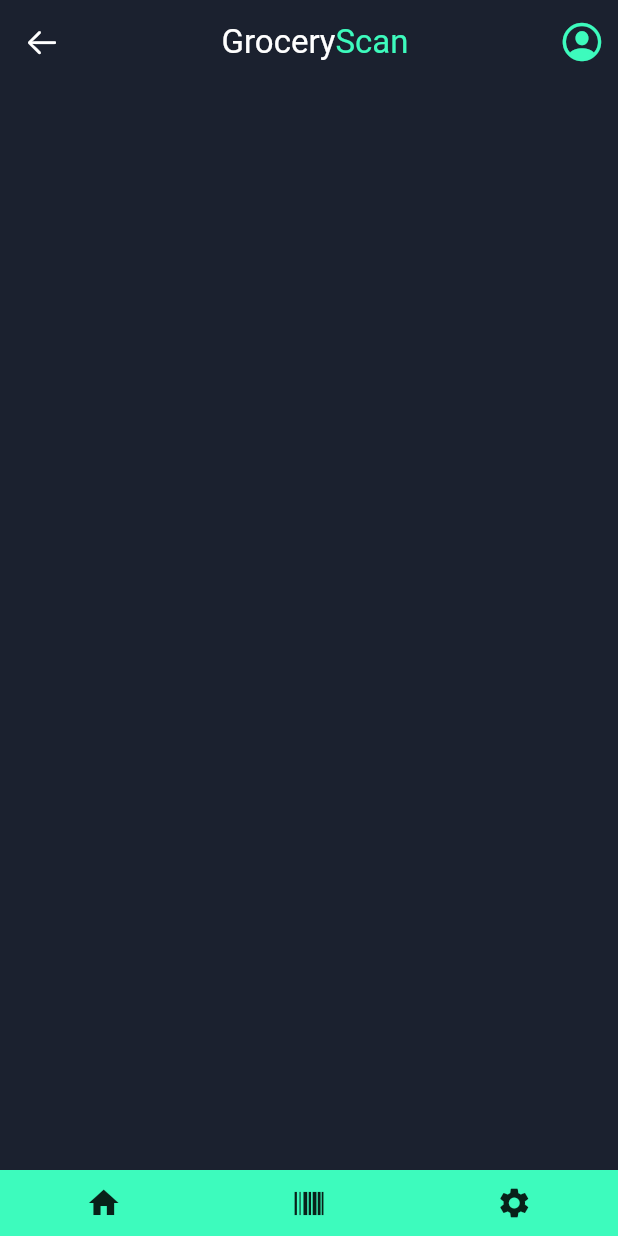
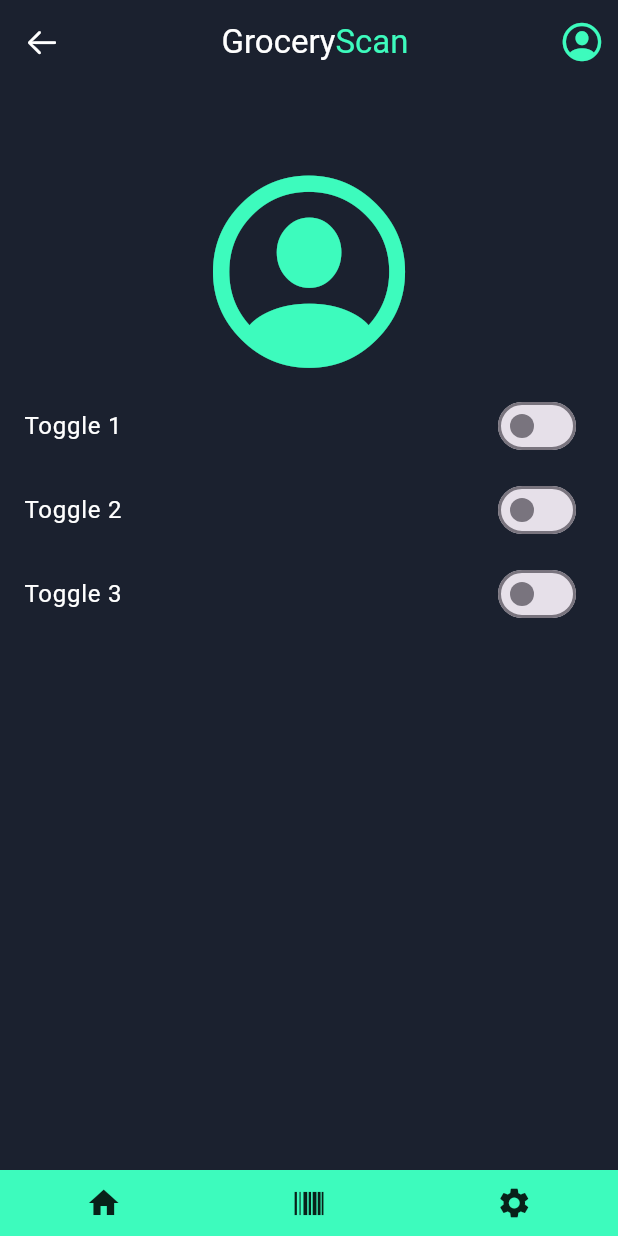
Before and after one commit to Bence749/grocery_app, a Flutter app: the screen it shows after launch, after a tap on an icon or button, on a phone screen of 412 x 824 dp. Run offline on Flutter 3.47's test engine with Material 3 defaults, Android fonts, the phone set to English and light mode, and no system bars; drawn by our look-alikes of salomon_bottom_bar; our stand-ins replace camera, shared_preferences; missing offline and left inert: barcode_scan2.

Commit message:
feature/database: Started working ProfilePage.dart
TODOs:
  - Toggle buttons to be saved locally
  - Create accurate names to toggle buttons based on allergies

```diff
--- a/lib/ApiClient.dart
+++ b/lib/ApiClient.dart
@@ -17,7 +17,7 @@ class ApiClient {
       );
       return response;
     } catch (e) {
-      print('Error: $e');
+      print('API error: $e');
       return http.Response('Error: $e', 500);
     }
   }
--- a/lib/ProfilePage.dart
+++ b/lib/ProfilePage.dart
@@ -1,14 +1,94 @@
+import 'package:flutter/cupertino.dart';
 import 'package:flutter/material.dart';
+import 'package:shared_preferences/shared_preferences.dart';
 
-class ProfilePage extends StatelessWidget
-{
-  const ProfilePage({super.key});
+class ProfilePage extends StatefulWidget {
+  const ProfilePage({Key? key}) : super(key: key);
+
+  @override
+  State<ProfilePage> createState() => _ProfilePageState();
+}
+
+class _ProfilePageState extends State<ProfilePage> {
+  bool toggle1 = false;
+  bool toggle2 = false;
+  bool toggle3 = false;
+
+  @override
+  void initState()
+  {
+    super.initState();
+    loadToggleValues();
+  }
+
+  Future<void> saveToggleValues() async {
+    SharedPreferences prefs = await SharedPreferences.getInstance();
+    await prefs.setBool('toggle1', toggle1);
+    await prefs.setBool('toggle2', toggle2);
+    await prefs.setBool('toggle3', toggle3);
+  }
+
+  Future<void> loadToggleValues() async {
+    SharedPreferences prefs = await SharedPreferences.getInstance();
+    setState(() {
+      toggle1 = prefs.getBool('toggle1') ?? false;
+      toggle2 = prefs.getBool('toggle2') ?? false;
+      toggle3 = prefs.getBool('toggle3') ?? false;
+    });
+  }
 
   @override
   Widget build(BuildContext context)
   {
     return Scaffold(
       backgroundColor: Color(int.parse('0xFF1b212f')),
+      body: Stack(
+        children: [
+          Container(
+            alignment: Alignment.topCenter,
+            padding: EdgeInsets.only(top: 50),
+            child: Column(
+              children: [
+                Icon(
+                  CupertinoIcons.profile_circled,
+                  size: 150,
+                  color: Color(int.parse('0xFF3dfbbd')),
+                ),
+                SwitchListTile(
+                  title: const Text('Toggle 1', style: TextStyle(color: Colors.white),),
+                  value: toggle1,
+                  onChanged: (bool value) {
+                    setState(() {
+                      toggle1 = value;
+                    });
+                    saveToggleValues();
+                  },
+                ),
+                SwitchListTile(
+                  title: const Text('Toggle 2', style: TextStyle(color: Colors.white),),
+                  value: toggle2,
+                  onChanged: (bool value) {
+                    setState(() {
+                      toggle2 = value;
+                    });
+                    saveToggleValues();
+                  },
+                ),
+                SwitchListTile(
+                  title: const Text('Toggle 3', style: TextStyle(color: Colors.white),),
+                  value: toggle3,
+                  onChanged: (bool value) {
+                    setState(() {
+                      toggle3 = value;
+                    });
+                    saveToggleValues();
+                  },
+                ),
+              ],
+            ),
+          ),
+        ],
+      ),
     );
   }
 }
--- a/lib/ScanPage.dart
+++ b/lib/ScanPage.dart
@@ -89,7 +89,6 @@ class _ScanPageState extends State<ScanPage> {
                 borderRadius: BorderRadius.circular(20),
                 child: OverflowBox(
                   alignment: Alignment.center,
-                  fit: OverflowBoxFit.max,
                   minHeight: 200,
                   maxHeight: double.infinity,
                   child: CameraPreview(_controller)),
--- a/pubspec.yaml
+++ b/pubspec.yaml
@@ -41,6 +41,8 @@ dependencies:
   sqflite_common_ffi_web: ^0.4.3
   mysql1: ^0.20.0
   flutter_dotenv: ^5.1.0
+  flutter_svg: ^2.0.10+1
+  shared_preferences: ^2.2.2
 
 devdependencies:
   flutter_test:
@@ -55,6 +57,7 @@ devdependencies:
 
 assets:
   - .env
+  - assets/icons/user-profile-icon.svg
 
 
 # For information on the generic Dart part of this file, see the
```
Also changed, not shown: lib/HomePage.dart (+15 -0 lines), assets/icons/user-profile-icon.svg (added), pubspec.lock.
